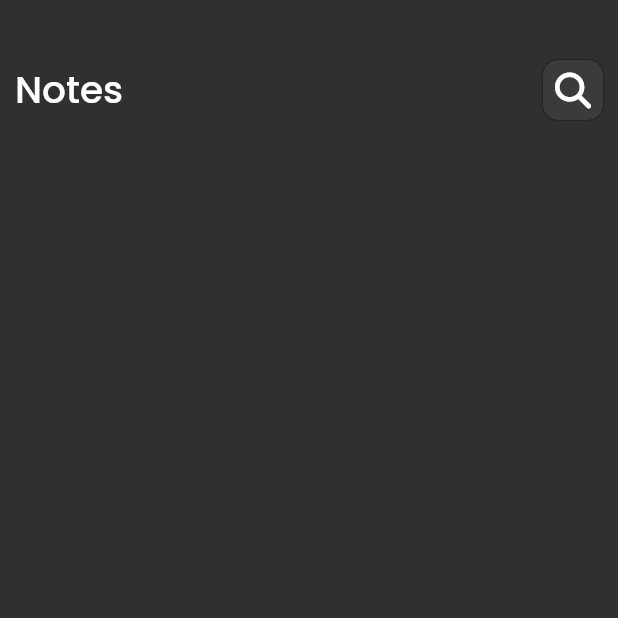
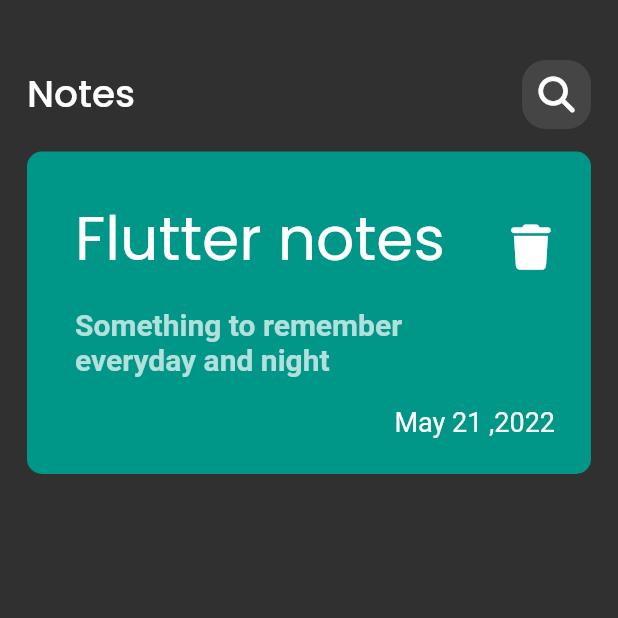
Before and after one commit to alyAly12/note_app, a Flutter app: the screen it shows after launch, on a phone screen of 412 x 824 dp, the top half of it. Run offline on Flutter 3.47's test engine with Material 2 defaults, Android fonts, the phone set to English and light mode, and no system bars; our stand-ins replace font_awesome_flutter, google_fonts; Roboto replaces fonts that are missing (Alike).

Commit message:
note item

```diff
--- a/lib/component/custom_appbar.dart
+++ b/lib/component/custom_appbar.dart
@@ -7,9 +7,7 @@ class CustomAppBar extends StatelessWidget {
 
   @override
   Widget build(BuildContext context) {
-    return Padding(
-      padding: const EdgeInsets.symmetric(vertical: 10,horizontal: 10),
-      child: Row(
+    return Row(
       mainAxisAlignment: MainAxisAlignment.spaceBetween,
       children: [
         Text(
@@ -22,16 +20,11 @@ class CustomAppBar extends StatelessWidget {
         GestureDetector(
           onTap: (){},
           child: Container(
-              height: 40,
-              width: 40,
-              decoration:  const BoxDecoration(
-                color: Color(0xff3C3B3C),
-                boxShadow: [
-                  BoxShadow(
-                    blurRadius: 0.1,
-                  )
-                ],
-                borderRadius: BorderRadius.all(Radius.circular(10)),
+            height: 46,
+            width: 46,
+            decoration:   BoxDecoration(
+              color: Colors.white.withOpacity(.1),
+              borderRadius: BorderRadius.all(Radius.circular(16)),
             ),
             child: const Center(
               child: Icon(FontAwesomeIcons.magnifyingGlass),
@@ -39,7 +32,6 @@ class CustomAppBar extends StatelessWidget {
           ),
         )
       ],
-      ),
     );
   }
 }
--- /dev/null
+++ b/lib/component/note_item.dart
@@ -0,0 +1,53 @@
+import 'package:flutter/material.dart';
+import 'package:font_awesome_flutter/font_awesome_flutter.dart';
+import 'package:google_fonts/google_fonts.dart';
+
+class NoteItem extends StatelessWidget {
+  const NoteItem({Key? key}) : super(key: key);
+
+  @override
+  Widget build(BuildContext context) {
+    return Container(
+      padding: EdgeInsets.only(top: 24,bottom: 24,left: 16),
+      decoration: BoxDecoration(
+        color: Colors.teal,
+            borderRadius: BorderRadius.circular(10)
+      ),
+      child: Column(
+        crossAxisAlignment: CrossAxisAlignment.end,
+        children: [
+          ListTile(
+            title: Text(
+                'Flutter notes',
+              style: GoogleFonts.poppins(
+                fontSize: 40,
+                  fontWeight: FontWeight.normal
+              ),
+            ),
+            subtitle:Padding(
+              padding: const EdgeInsets.only(top: 16.0,bottom: 16),
+              child: Text(
+                  'Something to remember everyday and night',
+              style: GoogleFonts.alike(
+                fontSize: 20,
+                fontWeight: FontWeight.w700
+              ),
+              ),
+            ) ,
+            trailing: IconButton(onPressed: (){},
+                icon:const Icon(FontAwesomeIcons.trash,size: 30,)),
+          ),
+          Padding(
+            padding: const EdgeInsets.only(right: 24.0),
+            child: Text(
+                'May 21 ,2022',
+            style: GoogleFonts.alike(
+              fontSize: 18
+            ),
+            ),
+          )
+        ],
+      ),
+    );
+  }
+}
--- a/lib/views/home_view.dart
+++ b/lib/views/home_view.dart
@@ -1,5 +1,6 @@
 import 'package:flutter/material.dart';
 import 'package:note_app/component/custom_appbar.dart';
+import 'package:note_app/component/note_item.dart';
 
 
 class HomeView extends StatelessWidget {
@@ -8,11 +9,15 @@ static String id='homeView';
   @override
   Widget build(BuildContext context) {
     return Scaffold(
-      body: Column(
-        children: [
-          SizedBox(height: 30,),
-          CustomAppBar()
-        ],
+      body: Padding(
+        padding: const EdgeInsets.symmetric(horizontal: 18.0,vertical: 40),
+        child: Column(
+          children: [
+            CustomAppBar(),
+            SizedBox(height: 15),
+            NoteItem()
+          ],
+        ),
       ),
     );
 
```
Lines whose indentation alone changed are shown as unchanged.
